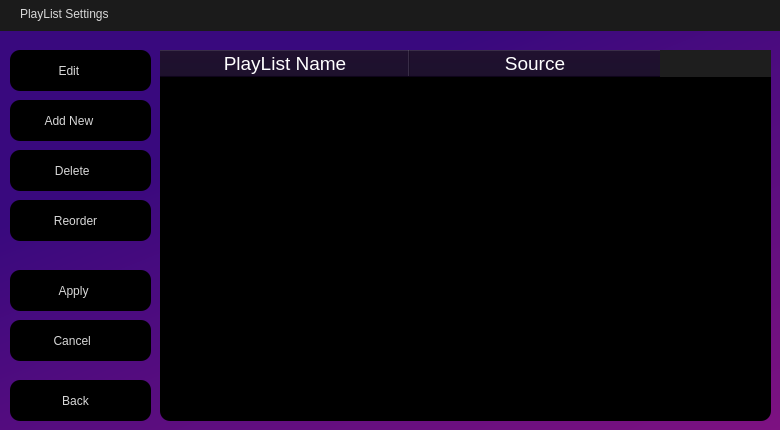
First picture: the form in assets/PlayListSettings.ui, repository ifreddyrod/SPYDER-Player-pyqt, before the edit.
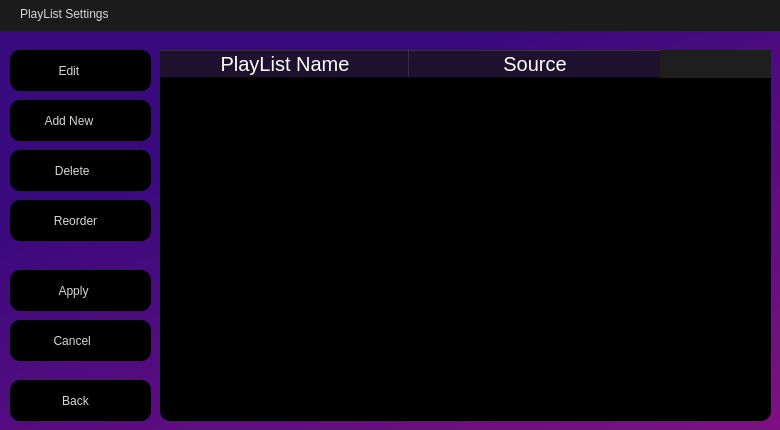
Second picture: the form after the edit. Icons and pictures are not drawn.

What changed in the file:
```diff
--- a/assets/PlayListSettings.ui
+++ b/assets/PlayListSettings.ui
@@ -227,7 +227,7 @@
     </property>
     <property name="font">
      <font>
-      <pointsize>14</pointsize>
+      <pointsize>15</pointsize>
      </font>
     </property>
    </column>
@@ -237,7 +237,7 @@
     </property>
     <property name="font">
      <font>
-      <pointsize>14</pointsize>
+      <pointsize>15</pointsize>
      </font>
     </property>
    </column>
```
